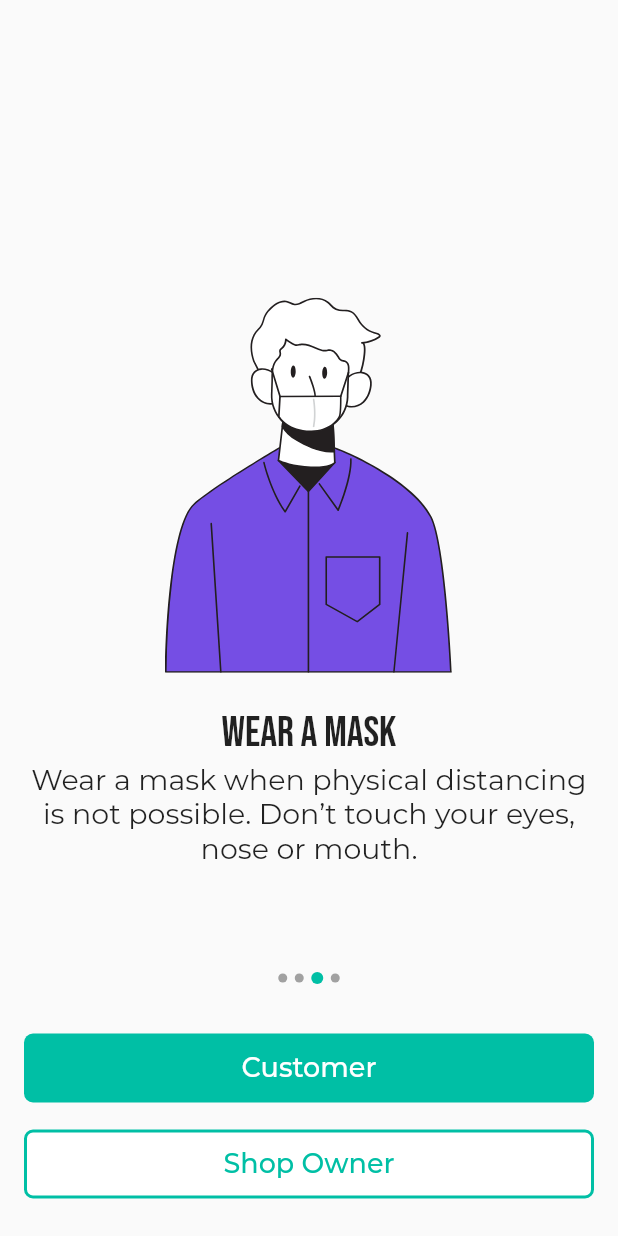
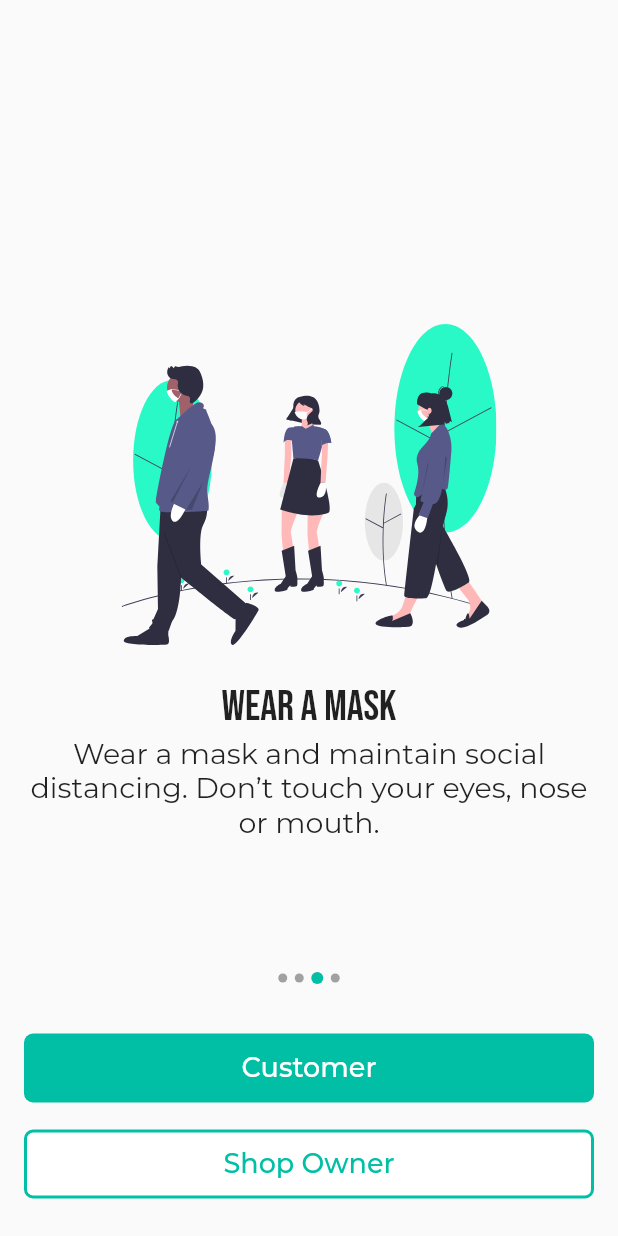
Before and after one commit to Nithinkamald/covilog, a Flutter app: the screen it shows after launch, swiped to page 3, on a phone screen of 412 x 824 dp. Run offline on Flutter 3.47's test engine with Material 2 defaults, Android fonts, the phone set to English and light mode, and no system bars; our stand-ins replace file_picker, firebase_auth, firebase_core, firebase_database, firebase_storage, flutter_svg and 4 more; missing offline and left inert: qr_code_scanner; accounts and stored records are empty; project files that could hold a hidden picture were left out.

Commit message:
adding files via upload

```diff
--- a/lib/model/model.dart
+++ b/lib/model/model.dart
@@ -35,38 +35,28 @@ List<SliderModel> getSlides() {
   List<SliderModel> slides = new List<SliderModel>();
   SliderModel sliderModel = new SliderModel();
 
-  sliderModel.setsvgAsset('assets/Frame 22.svg');
+  sliderModel.setsvgAsset('assets/icon1.svg');
   sliderModel
-      .setHeading('Track your foot and confirm your footprint, with c-tracker');
+      .setHeading('Track shop visits with CoviLog');
   sliderModel.setBody(
-      'A customer can scan merchants QR code and confirm their footprint.');
+      'A customer can scan QR code from the shop and track the visited shops.');
   slides.add(sliderModel);
 
   sliderModel = new SliderModel();
 
-  sliderModel.setsvgAsset('assets/Frame 23.svg');
+  sliderModel.setsvgAsset('assets/wash.svg');
   sliderModel.setHeading('Wash Your Hands');
   sliderModel.setBody(
-      'Clean your hands often. Use soap and water, or an alcohol-based hand rub.');
+      'Clean your hands frequently using soap and water or a sanitizer');
   slides.add(sliderModel);
 
   sliderModel = new SliderModel();
 
-  sliderModel.setsvgAsset('assets/Frame 24.svg');
+  sliderModel.setsvgAsset('assets/distance.svg');
   sliderModel.setHeading('Wear a mask');
   sliderModel.setBody(
-      'Wear a mask when physical distancing is not possible. Don’t touch your eyes, nose or mouth.');
+      'Wear a mask and maintain social distancing. Don’t touch your eyes, nose or mouth.');
   slides.add(sliderModel);
-
-  sliderModel = new SliderModel();
-
-  sliderModel.setsvgAsset('assets/Frame 25.svg');
-  sliderModel.setHeading('maintain social distancing');
-  sliderModel.setBody(
-      'Avoid crowds. Maintain a safe distance from anyone who is coughing or sneezing.');
-  slides.add(sliderModel);
-
-  sliderModel = new SliderModel();
 
   return slides;
 }
```
Also changed, not shown: lib/customer_log.dart (+0 -18 lines), assets/Ellipse 1.png (deleted), assets/Ellipse 2.png (deleted), assets/Ellipse 3.png (deleted), assets/Ellipse 4.png (deleted), assets/Ellipse 5.png (deleted), assets/Ellipse 6.png (deleted), assets/Frame 22.svg (deleted), assets/Frame 23.svg (deleted), assets/Frame 24.svg (deleted), assets/Frame 25.svg (deleted), assets/Frame 26.svg (deleted), assets/Frame 27.svg (deleted), assets/covilog.png (added), 5 more files, 35 other files.
